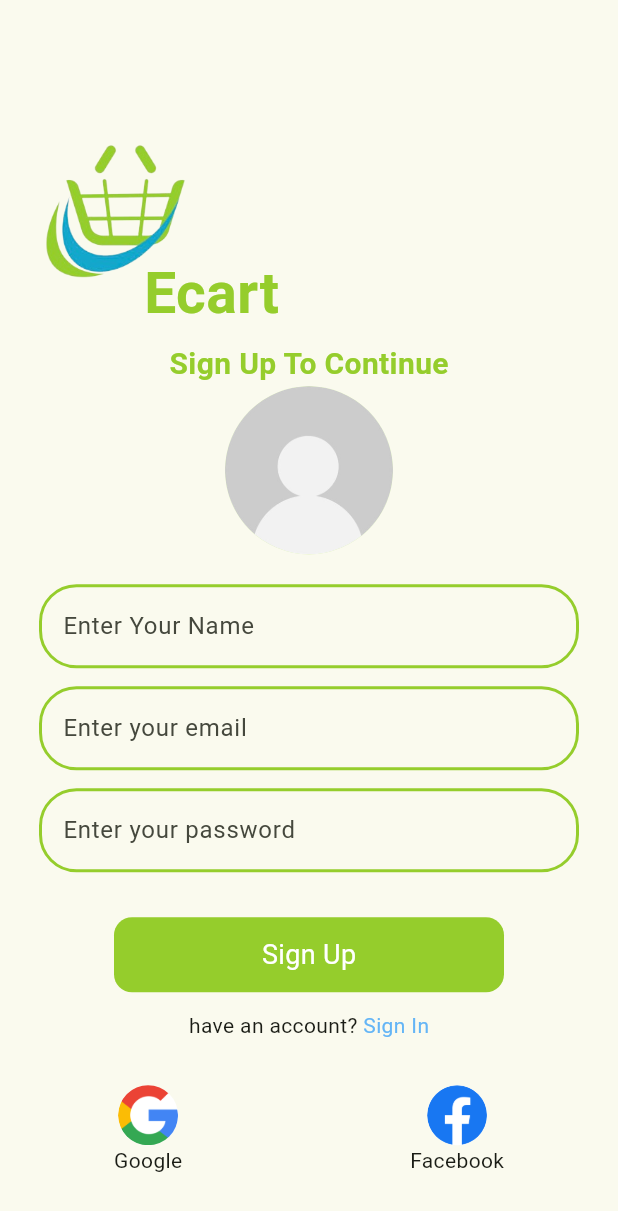
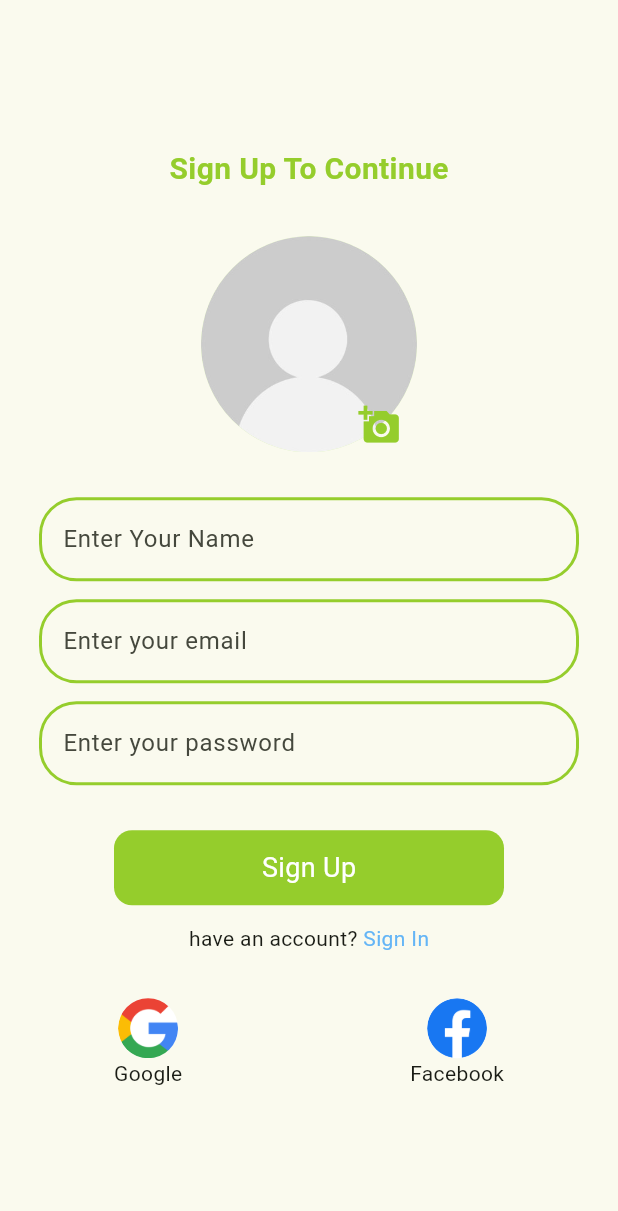
Before and after one commit to yassirsalmi/Ecart, a Flutter app: the SignUpPage screen opened by its route, on a phone screen of 412 x 824 dp. Shown: the top 1211 px of the screen. Run offline on Flutter 3.47's test engine with Material 3 defaults, Android fonts, the phone set to English and light mode, and no system bars; our stand-ins replace cloud_firestore, firebase_auth, firebase_core, get, google_sign_in; accounts and stored records are empty.

Commit message:
working on the sign up

```diff
--- a/lib/views/registration/sign_up.dart
+++ b/lib/views/registration/sign_up.dart
@@ -23,35 +23,7 @@ class SignUpPage extends StatelessWidget {
       body: Column(
         mainAxisAlignment: MainAxisAlignment.center,
         children: [
-          const Padding(
-            padding: EdgeInsets.fromLTRB(16, 8, 0, 0),
-            child: Stack(
-              children: [
-                Align(
-                  alignment: AlignmentDirectional.topStart,
-                  child: SizedBox(
-                    width: 120,
-                    height: 180,
-                    child: Image(
-                      image: AssetImage(txt.logoPath),
-                    ),
-                  ),
-                ),
-                Positioned(
-                  left: 80,
-                  top: 120,
-                  child: Text(
-                    txt.appName,
-                    style: TextStyle(
-                      color: AppColor.mainColor,
-                      fontSize: 38,
-                      fontWeight: FontWeight.bold,
-                    ),
-                  ),
-                )
-              ],
-            ),
-          ),
+          // sign up header text
           const Text(
             txt.signUpText,
             style: TextStyle(
@@ -60,11 +32,29 @@ class SignUpPage extends StatelessWidget {
               fontWeight: FontWeight.bold,
             ),
           ),
-          const CircleAvatar(
-            backgroundImage: AssetImage(txt.defaultprofilePicture),
-            radius: 56,
+          bigSpace(),
+          // profile picture avatar
+          Stack(
+            children: <Widget>[
+              const CircleAvatar(
+                backgroundImage: AssetImage(txt.defaultprofilePicture),
+                radius: 72,
+              ),
+              Positioned(
+                bottom: -6,
+                left: 95,
+                child: IconButton(
+                  onPressed: () {},
+                  icon: const Icon(
+                    Icons.add_a_photo,
+                    color: AppColor.mainColor,
+                    size: 28,
+                  ),
+                ),
+              ),
+            ],
           ),
-          meduimSpace(),
+          bigSpace(),
           SignUpForm(_signUpController),
           Row(
             mainAxisAlignment: MainAxisAlignment.center,
```
